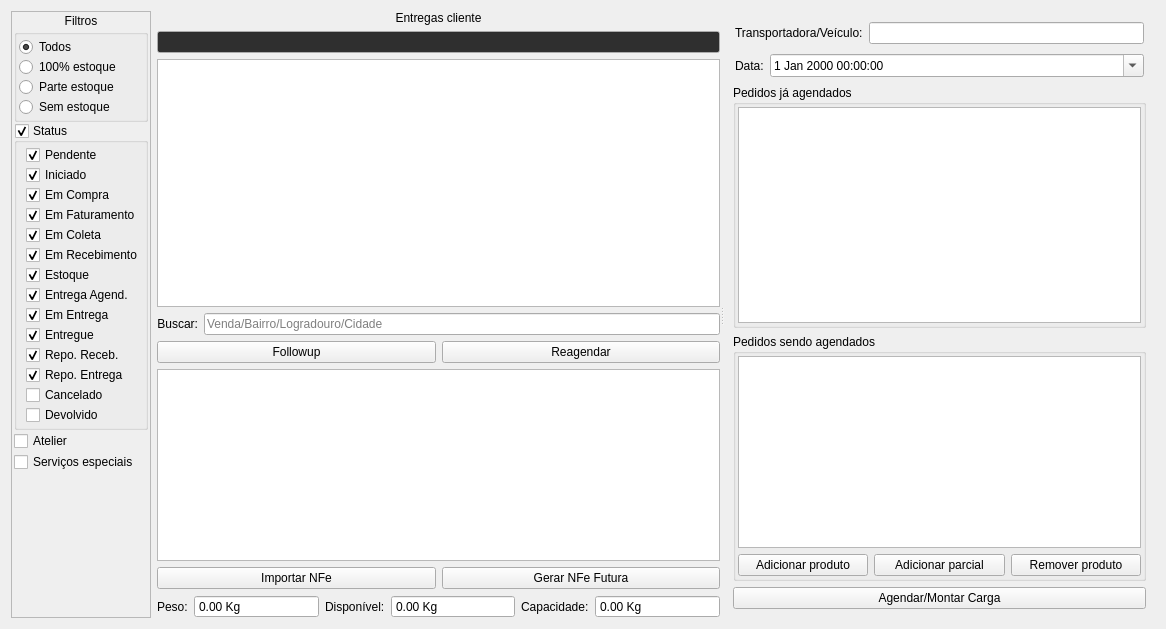
Above: ui/widgetlogisticaagendarentrega.ui from darktorres/ERP-STACCATO before the change. Below: the same form after it.
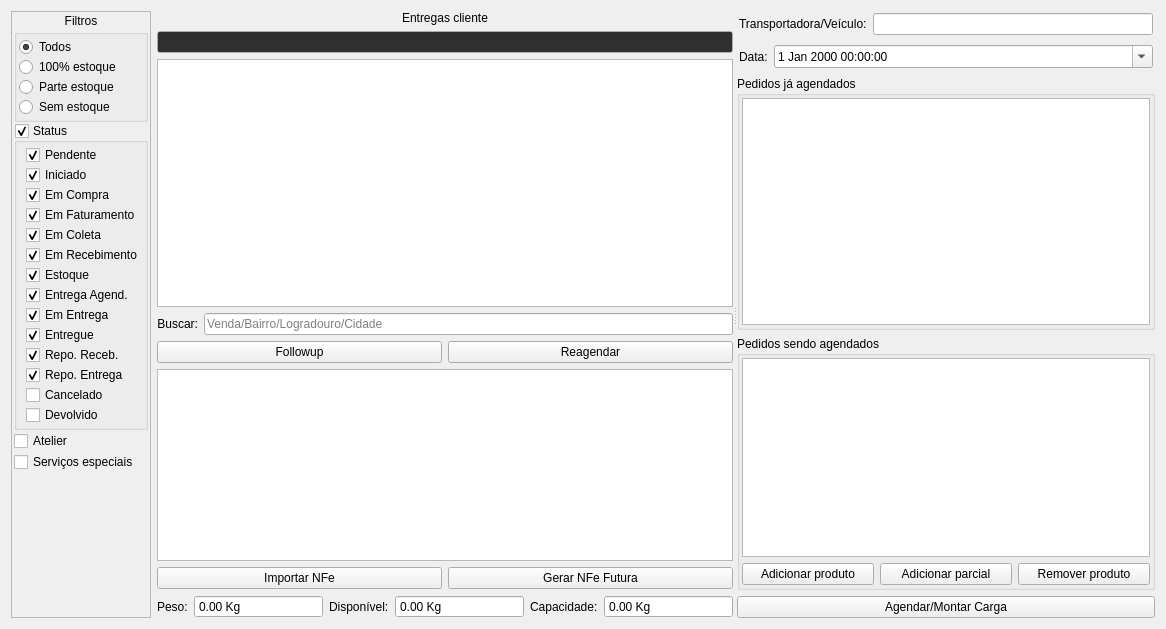
That is the form after the change. Custom widgets are drawn as their Qt base class.

```diff
--- a/ui/widgetlogisticaagendarentrega.ui
+++ b/ui/widgetlogisticaagendarentrega.ui
@@ -799,6 +799,18 @@
      </widget>
      <widget class="QFrame" name="frameCaminhao">
       <layout class="QGridLayout" name="gridLayout_4">
+       <property name="leftMargin">
+        <number>0</number>
+       </property>
+       <property name="topMargin">
+        <number>0</number>
+       </property>
+       <property name="rightMargin">
+        <number>0</number>
+       </property>
+       <property name="bottomMargin">
+        <number>0</number>
+       </property>
        <item row="4" column="0">
         <widget class="QPushButton" name="pushButtonAgendarCarga">
          <property name="text">
@@ -1052,17 +1064,17 @@
    <extends>QTableView</extends>
    <header>src/tableview.h</header>
   </customwidget>
+  <customwidget>
+   <class>ItemBox</class>
+   <extends>QLineEdit</extends>
+   <header>src/itembox.h</header>
+  </customwidget>
   <customwidget>
    <class>ScrollArea</class>
    <extends>QScrollArea</extends>
    <header>src/scrollarea.h</header>
    <container>1</container>
   </customwidget>
-  <customwidget>
-   <class>ItemBox</class>
-   <extends>QLineEdit</extends>
-   <header>src/itembox.h</header>
-  </customwidget>
  </customwidgets>
  <tabstops>
   <tabstop>groupBoxStatus</tabstop>
```
Left out of the diff: 2 changed lines with no effect on the pictures.
